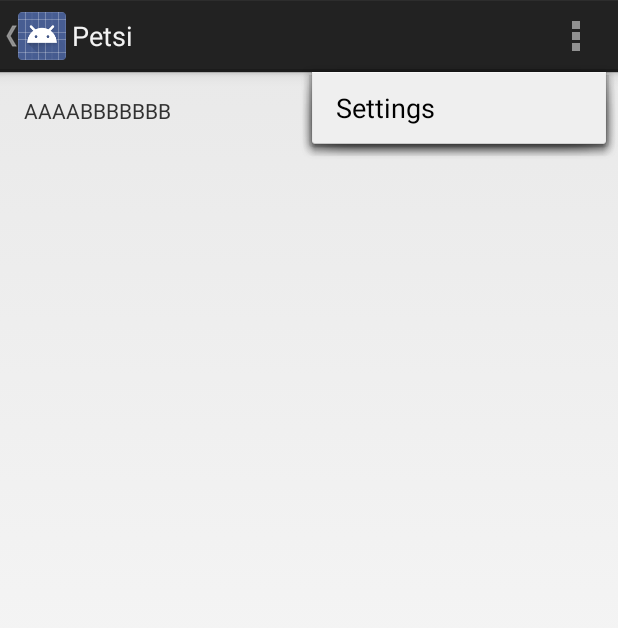
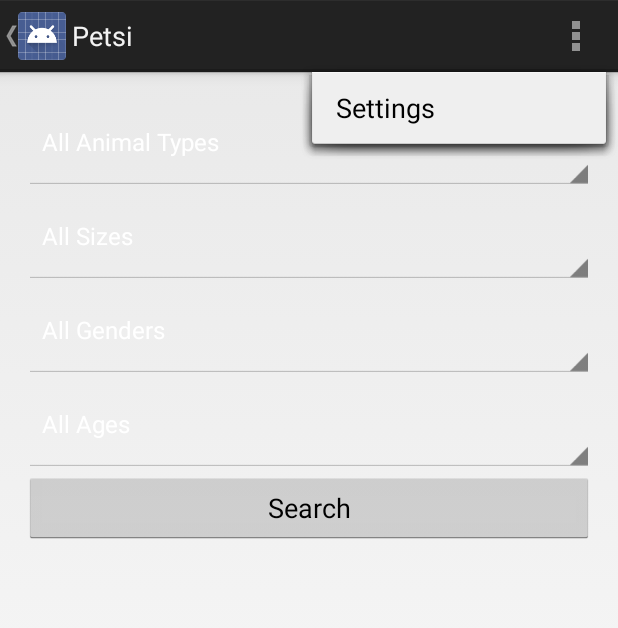
Before and after one commit to eIlluz/Petsi, an Android app: the MainActivity screen opened directly, with no data from a screen before it, with the options menu open, on a phone screen of 412 x 824 dp. Shown: the top 628 px of the screen. Run offline under Robolectric (Android 15) with nearby library versions, the phone set to English and light mode, and no system bars; 2 statements that could not run were skipped.

Commit message:
Drawer ready

```diff
--- a/app/src/main/java/com/eitan/petsi/MainActivity.java
+++ b/app/src/main/java/com/eitan/petsi/MainActivity.java
@@ -6,6 +6,7 @@ import android.app.ActionBar;
 import android.app.Fragment;
 import android.app.FragmentManager;
 import android.content.Context;
+import android.net.Uri;
 import android.os.Build;
 import android.os.Bundle;
 import android.view.Gravity;
@@ -20,7 +21,8 @@ import android.widget.TextView;
 import com.eitan.petsi.R;
 
 public class MainActivity extends Activity
-        implements NavigationDrawerFragment.NavigationDrawerCallbacks {
+        implements NavigationDrawerFragment.NavigationDrawerCallbacks, SearchFragment.OnFragmentSearchInteractionListener
+         {
 
     /**
      * Fragment managing the behaviors, interactions and presentation of the navigation drawer.
@@ -52,7 +54,7 @@ public class MainActivity extends Activity
         // update the main content by replacing fragments
         FragmentManager fragmentManager = getFragmentManager();
         fragmentManager.beginTransaction()
-                .replace(R.id.container, PlaceholderFragment.newInstance(position + 1))
+                .replace(R.id.container, getCurrentFragment(position + 1))
                 .commit();
     }
 
@@ -103,20 +105,20 @@ public class MainActivity extends Activity
         return super.onOptionsItemSelected(item);
     }
 
-    /**
+             /**
      * A placeholder fragment containing a simple view.
      */
-    public static class PlaceholderFragment extends Fragment {
-        /**
+/*    public static class PlaceholderFragment extends Fragment {
+        *//**
          * The fragment argument representing the section number for this
          * fragment.
-         */
+         *//*
         private static final String ARG_SECTION_NUMBER = "section_number";
 
-        /**
+        *//**
          * Returns a new instance of this fragment for the given section
          * number.
-         */
+         *//*
         public static PlaceholderFragment newInstance(int sectionNumber) {
             PlaceholderFragment fragment = new PlaceholderFragment();
             Bundle args = new Bundle();
@@ -141,6 +143,17 @@ public class MainActivity extends Activity
             ((MainActivity) activity).onSectionAttached(
                     getArguments().getInt(ARG_SECTION_NUMBER));
         }
+    }*/
+
+    private Fragment getCurrentFragment(int sectionNumber)
+    {
+        SearchFragment fragment = new SearchFragment();
+
+        return fragment;
     }
 
+    @Override
+    public void onFragmentSearchInteraction(Uri uri) {
+
+    }
 }
--- a/app/src/main/java/com/eitan/petsi/NavigationDrawerFragment.java
+++ b/app/src/main/java/com/eitan/petsi/NavigationDrawerFragment.java
@@ -4,6 +4,7 @@ package com.eitan.petsi;
 import android.app.Activity;
 import android.app.ActionBar;
 import android.app.Fragment;
+import android.content.res.TypedArray;
 import android.support.v4.app.ActionBarDrawerToggle;
 import android.support.v4.view.GravityCompat;
 import android.support.v4.widget.DrawerLayout;
@@ -97,7 +98,7 @@ public class NavigationDrawerFragment extends Fragment {
                 selectItem(position);
             }
         });
-        mDrawerListView.setAdapter(new ArrayAdapter<String>(
+        /*mDrawerListView.setAdapter(new ArrayAdapter<String>(
                 getActionBar().getThemedContext(),
                 android.R.layout.simple_list_item_activated_1,
                 android.R.id.text1,
@@ -105,8 +106,24 @@ public class NavigationDrawerFragment extends Fragment {
                         getString(R.string.title_section1),
                         getString(R.string.title_section2),
                         getString(R.string.title_section3),
-                }));
+                }));*/
+
+        String[] actions = getResources().getStringArray(R.array.actions);
+
+        TypedArray tArray = getResources().obtainTypedArray(R.array.images);
+        int[] imageIDs = new int[tArray.length()];
+        for (int i = 0; i < tArray.length(); i++)
+        {
+            imageIDs[i] = tArray.getResourceId(i,0);
+        }
+        tArray.recycle();
+
+        mDrawerListView.setAdapter(new navDrawerAdapter(getActivity().getBaseContext(),
+                            actions,
+                           imageIDs));
+
         mDrawerListView.setItemChecked(mCurrentSelectedPosition, true);
+
         return mDrawerListView;
     }
 
--- /dev/null
+++ b/app/src/main/java/com/eitan/petsi/SearchFragment.java
@@ -0,0 +1,187 @@
+package com.eitan.petsi;
+
+import android.app.Activity;
+import android.net.Uri;
+import android.os.Bundle;
+import android.app.Fragment;
+import android.view.LayoutInflater;
+import android.view.View;
+import android.view.ViewGroup;
+import android.widget.ArrayAdapter;
+import android.widget.Spinner;
+
+
+/**
+ * A simple {@link Fragment} subclass.
+ * Activities that contain this fragment must implement the
+ * {@link com.eitan.petsi.SearchFragment.OnFragmentSearchInteractionListener} interface
+ * to handle interaction events.
+ * Use the {@link SearchFragment#newInstance} factory method to
+ * create an instance of this fragment.
+ *
+ */
+public class SearchFragment extends Fragment {
+    // TODO: Rename parameter arguments, choose names that match
+    // the fragment initialization parameters, e.g. ARG_ITEM_NUMBER
+    private static final String ARG_PARAM1 = "param1";
+    private static final String ARG_PARAM2 = "param2";
+
+    // TODO: Rename and change types of parameters
+    private String mParam1;
+    private String mParam2;
+
+    private Spinner mAnimalSpinner;
+    private Spinner mGenderSpinner;
+    private Spinner mSizeSpinner;
+    private Spinner mAgeSpinner;
+
+    private OnFragmentSearchInteractionListener mListener;
+
+    /**
+     * Use this factory method to create a new instance of
+     * this fragment using the provided parameters.
+     *
+     * @param param1 Parameter 1.
+     * @param param2 Parameter 2.
+     * @return A new instance of fragment SearchFragment.
+     */
+    // TODO: Rename and change types and number of parameters
+    public static SearchFragment newInstance(String param1, String param2) {
+        SearchFragment fragment = new SearchFragment();
+        Bundle args = new Bundle();
+        args.putString(ARG_PARAM1, param1);
+        args.putString(ARG_PARAM2, param2);
+        fragment.setArguments(args);
+        return fragment;
+    }
+    public SearchFragment() {
+        // Required empty public constructor
+    }
+
+    @Override
+    public void onCreate(Bundle savedInstanceState) {
+        super.onCreate(savedInstanceState);
+        if (getArguments() != null) {
+            mParam1 = getArguments().getString(ARG_PARAM1);
+            mParam2 = getArguments().getString(ARG_PARAM2);
+        }
+    }
+
+    @Override
+    public View onCreateView(LayoutInflater inflater, ViewGroup container,
+                             Bundle savedInstanceState) {
+        // Inflate the layout for this fragment
+        View frag = inflater.inflate(R.layout.fragment_search, container, false);
+
+        setAnimalAdapter(frag);
+        setGenderAdapter(frag);
+        setAgeAdapter(frag);
+        setSizeAdapter(frag);
+        return frag;
+    }
+
+    //Set the animal types values set.
+    private void setAnimalAdapter(View frag)
+    {
+        mAnimalSpinner = (Spinner)frag.findViewById(R.id.animal_spinner);
+
+//      Create an ArrayAdapter using the string array and a default spinner layout
+        ArrayAdapter<CharSequence> animalAdapter =
+                ArrayAdapter.createFromResource(getActivity().getBaseContext(), R.array.types_array,android.R.layout.simple_spinner_dropdown_item);
+
+//      Specify the layout to use when the list of choices appears
+        animalAdapter.setDropDownViewResource(android.R.layout.simple_spinner_dropdown_item);
+
+//      Apply the adapter to the spinner
+        mAnimalSpinner.setAdapter(animalAdapter);
+    }
+
+    //Set the animal types values set.
+    private void setGenderAdapter(View frag)
+    {
+        mGenderSpinner = (Spinner)frag.findViewById(R.id.gender_spinner);
+
+//      Create an ArrayAdapter using the string array and a default spinner layout
+        ArrayAdapter<CharSequence> genderAdapter =
+                ArrayAdapter.createFromResource(getActivity().getBaseContext(), R.array.gender_array,android.R.layout.simple_spinner_dropdown_item);
+
+//      Specify the layout to use when the list of choices appears
+        genderAdapter.setDropDownViewResource(android.R.layout.simple_spinner_dropdown_item);
+
+//      Apply the adapter to the spinner
+        mGenderSpinner.setAdapter(genderAdapter);
+    }
+
+    //Set the animal types values set.
+    private void setSizeAdapter(View frag)
+    {
+        mSizeSpinner = (Spinner)frag.findViewById(R.id.size_spinner);
+
+//      Create an ArrayAdapter using the string array and a default spinner layout
+        ArrayAdapter<CharSequence> sizeAdapter =
+                ArrayAdapter.createFromResource(getActivity().getBaseContext(), R.array.sizes_array,android.R.layout.simple_spinner_dropdown_item);
+
+//      Specify the layout to use when the list of choices appears
+        sizeAdapter.setDropDownViewResource(android.R.layout.simple_spinner_dropdown_item);
+
+//      Apply the adapter to the spinner
+        mSizeSpinner.setAdapter(sizeAdapter);
+    }
+
+    //Set the animal types values set.
+    private void setAgeAdapter(View frag)
+    {
+        mAgeSpinner = (Spinner)frag.findViewById(R.id.age_spinner);
+
+//      Create an ArrayAdapter using the string array and a default spinner layout
+        ArrayAdapter<CharSequence> ageAdapter =
+                ArrayAdapter.createFromResource(getActivity().getBaseContext(), R.array.age_array,android.R.layout.simple_spinner_dropdown_item);
+
+//      Specify the layout to use when the list of choices appears
+        ageAdapter.setDropDownViewResource(android.R.layout.simple_spinner_dropdown_item);
+
+//      Apply the adapter to the spinner
+        mAgeSpinner.setAdapter(ageAdapter);
+    }
+
+    // TODO: Rename method, update argument and hook method into UI event
+    public void onButtonPressed(Uri uri) {
+        if (mListener != null) {
+            mListener.onFragmentSearchInteraction(uri);
+        }
+    }
+
+    @Override
+    public void onAttach(Activity activity) {
+        super.onAttach(activity);
+        try {
+            mListener = (OnFragmentSearchInteractionListener) activity;
+        } catch (ClassCastException e) {
+            throw new ClassCastException(activity.toString()
+                    + " must implement OnFragmentInteractionListener");
+        }
+
+    }
+
+    @Override
+    public void onDetach() {
+        super.onDetach();
+        mListener = null;
+    }
+
+    /**
+     * This interface must be implemented by activities that contain this
+     * fragment to allow an interaction in this fragment to be communicated
+     * to the activity and potentially other fragments contained in that
+     * activity.
+     * <p>
+     * See the Android Training lesson <a href=
+     * "http://developer.android.com/training/basics/fragments/communicating.html"
+     * >Communicating with Other Fragments</a> for more information.
+     */
+    public interface OnFragmentSearchInteractionListener {
+        // TODO: Update argument type and name
+        public void onFragmentSearchInteraction(Uri uri);
+    }
+
+}
--- a/app/src/main/java/com/eitan/petsi/data/PetDetails.java
+++ b/app/src/main/java/com/eitan/petsi/data/PetDetails.java
@@ -12,6 +12,7 @@ public class PetDetails {
     private String otherInfo;
     private String description;
     private String photoUrl;
+    private String size;
 
     public String getName() {
         return name;
@@ -68,4 +69,8 @@ public class PetDetails {
     public void setPhotoUrl(String photoUrl) {
         this.photoUrl = photoUrl;
     }
+
+    public String getSize() { return size; }
+
+    public void setSize(String size) { this.size = size; }
 }
--- /dev/null
+++ b/app/src/main/java/com/eitan/petsi/navDrawerAdapter.java
@@ -0,0 +1,44 @@
+package com.eitan.petsi;
+
+import android.app.Activity;
+import android.content.Context;
+import android.view.LayoutInflater;
+import android.view.View;
+import android.view.ViewGroup;
+import android.widget.ArrayAdapter;
+import android.widget.ImageView;
+import android.widget.TextView;
+
+/**
+ * Created by eitan on 08/08/2014.
+ */
+public class navDrawerAdapter extends ArrayAdapter<String> {
+
+    private final Context  context;
+    private final String[] actions;
+    private final int[] imageId;
+
+    public navDrawerAdapter(Context context,String[] actions, int[] imageId) {
+
+        super(context, R.layout.drawer_item, actions);
+        this.context = context;
+        this.actions = actions;
+        this.imageId = imageId;
+    }
+
+    @Override
+    public View getView(int position, View convertView, ViewGroup parent) {
+
+        //Get the layout inflater.
+        LayoutInflater lInflate = (LayoutInflater)context.getSystemService(Activity.LAYOUT_INFLATER_SERVICE);
+        convertView = lInflate.inflate(R.layout.drawer_item,null,true);
+        TextView actionTextView = (TextView)convertView.findViewById(R.id.nav_action_text);
+        ImageView actionImageView = (ImageView)convertView.findViewById(R.id.nav_action_icon);
+
+        actionTextView.setText(actions[position]);
+        actionImageView.setImageResource(imageId[position]);
+//        actionImageView.setImageResource(R.drawable.ic_drawer);
+        return convertView;
+
+    }
+}
--- /dev/null
+++ b/app/src/main/res/layout/drawer_item.xml
@@ -0,0 +1,28 @@
+<?xml version="1.0" encoding="utf-8"?>
+
+<RelativeLayout xmlns:android="http://schemas.android.com/apk/res/android"
+                      android:layout_width="match_parent"
+                      android:layout_height="match_parent"
+                      android:gravity="center_vertical"
+                      android:minHeight="64dp">
+
+    <ImageView
+        android:id="@+id/nav_action_icon"
+        android:layout_width="32dp"
+        android:layout_height="32dp"
+        android:layout_alignParentLeft="true"
+        android:layout_marginLeft="9dp"
+        android:layout_alignParentTop="true"/>
+
+    <TextView
+        android:layout_alignBottom="@+id/nav_action_icon"
+        android:layout_width="97dp"
+        android:layout_height="32dp"
+        android:id="@+id/nav_action_text"
+        android:layout_alignParentLeft="true"
+        android:layout_marginLeft="66dp"
+        android:layout_alignParentRight="true"
+        android:gravity="center_vertical"
+        android:textSize="18dp"/>
+
+</RelativeLayout>
--- a/app/src/main/res/layout/fragment_navigation_drawer.xml
+++ b/app/src/main/res/layout/fragment_navigation_drawer.xml
@@ -5,5 +5,5 @@
     android:choiceMode="singleChoice"
     android:divider="@android:color/transparent"
     android:dividerHeight="0dp"
-    android:background="#cccc"
+    android:background="#ffff"
     tools:context="com.eitan.petsi.NavigationDrawerFragment" />
--- /dev/null
+++ b/app/src/main/res/layout/fragment_search.xml
@@ -0,0 +1,35 @@
+<LinearLayout xmlns:android="http://schemas.android.com/apk/res/android"
+    xmlns:tools="http://schemas.android.com/tools"
+    android:layout_width="match_parent"
+    android:layout_height="match_parent"
+    android:paddingLeft="@dimen/activity_horizontal_margin"
+    android:paddingRight="@dimen/activity_horizontal_margin"
+    android:paddingTop="@dimen/activity_vertical_margin"
+    android:paddingBottom="@dimen/activity_vertical_margin"
+    android:orientation="vertical"
+    tools:context="com.eitan.petsi.MainActivity$PlaceholderFragment">
+
+    <Spinner
+        android:id="@+id/animal_spinner"
+        android:layout_width="fill_parent"
+        android:layout_height="wrap_content" />
+
+    <Spinner
+        android:id="@+id/size_spinner"
+        android:layout_width="fill_parent"
+        android:layout_height="wrap_content" />
+
+    <Spinner
+        android:id="@+id/gender_spinner"
+        android:layout_width="fill_parent"
+        android:layout_height="wrap_content" />
+    <Spinner
+        android:id="@+id/age_spinner"
+        android:layout_width="fill_parent"
+        android:layout_height="wrap_content" />
+
+    <Button
+        android:layout_width="fill_parent"
+        android:layout_height="wrap_content"
+        android:text="Search" />
+</LinearLayout>
--- a/app/src/main/res/values/strings.xml
+++ b/app/src/main/res/values/strings.xml
@@ -10,5 +10,6 @@
     <string name="navigation_drawer_close">Close navigation drawer</string>
     <string name="action_example">Example action</string>
     <string name="action_settings">Settings</string>
+    <string name="hello_blank_fragment">Hello blank fragment</string>
 
 </resources>
--- /dev/null
+++ b/app/src/main/res/values/strings_activity_main.xml
@@ -0,0 +1,7 @@
+<?xml version="1.0" encoding="utf-8"?>
+<resources>
+
+    <string name="nav_search">Search</string>
+    <string name="nav_favorite">Search</string>
+
+</resources>
--- /dev/null
+++ b/app/src/main/res/values/strings_navigation_drawer_fragment.xml
@@ -0,0 +1,13 @@
+<?xml version="1.0" encoding="utf-8"?>
+<resources>
+
+    <string-array name="actions">
+        <item>Search</item>
+        <item>Favorites</item>
+    </string-array>
+
+    <array name="images">
+        <item>@drawable/ic_action_search</item>
+        <item>@drawable/ic_action_favorite</item>
+    </array>
+</resources>
--- /dev/null
+++ b/app/src/main/res/values/strings_search_fragment.xml
@@ -0,0 +1,41 @@
+<?xml version="1.0" encoding="utf-8"?>
+<resources>
+
+    <string-array name="types_array">
+        <item>All Animal Types</item>
+        <item>Dog</item>
+        <item>Cat</item>
+        <item>Bird</item>
+        <item>Rabbit</item>
+    </string-array>
+
+    <string name="animal">Animal</string>
+
+    <string-array name="sizes_array">
+        <item>All Sizes</item>
+        <item>Small</item>
+        <item>Medium</item>
+        <item>Large</item>
+        <item>X-Large</item>
+    </string-array>
+
+    <string name="size">Size</string>
+
+    <string-array name="gender_array">
+        <item>All Genders</item>
+        <item>Male</item>
+        <item>Female</item>
+    </string-array>
+
+    <string name="gender">Gender</string>
+
+    <string-array name="age_array">
+        <item>All Ages</item>
+        <item>Baby</item>
+        <item>Young</item>
+        <item>Adult</item>
+        <item>Senior</item>
+    </string-array>
+
+    <string name="age">Age</string>
+</resources>
```
Also changed, not shown: app/src/main/res/drawable-hdpi/ic_action_favorite.png (added), app/src/main/res/drawable-hdpi/ic_action_search.png (added), app/src/main/res/drawable-mdpi/ic_action_favorite.png (added), app/src/main/res/drawable-mdpi/ic_action_search.png (added), app/src/main/res/drawable-xhdpi/ic_action_favorite.png (added), app/src/main/res/drawable-xhdpi/ic_action_search.png (added), app/src/main/res/drawable-xxhdpi/ic_action_favorite.png (added), app/src/main/res/drawable-xxhdpi/ic_action_search.png (added).
